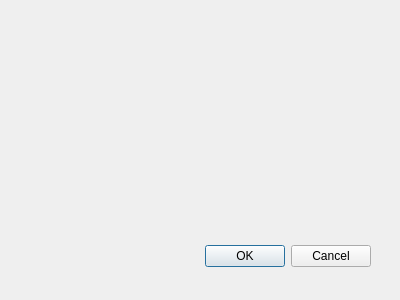
First picture: the form in OSM_PT_routing_dialog_base.ui, repository skagejj/osm_pt_routing, before the edit.
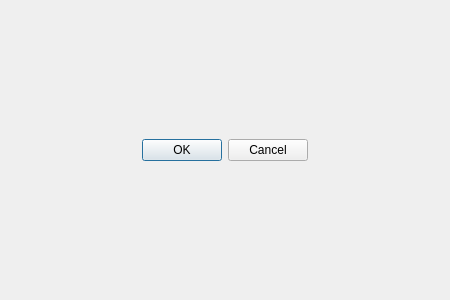
Second picture: the form after the edit.

What changed in the file:
```diff
--- a/OSM_PT_routing_dialog_base.ui
+++ b/OSM_PT_routing_dialog_base.ui
@@ -1,33 +1,44 @@
 <ui version="4.0" >
  <class>OSMroutingPTDialogBase</class>
- <widget class="QDialog" name="OSMroutingPTDialogBase" >
-  <property name="geometry" >
+ <widget class="QDialog" name="OSMroutingPTDialogBase">
+  <property name="geometry">
    <rect>
     <x>0</x>
     <y>0</y>
-    <width>400</width>
+    <width>450</width>
     <height>300</height>
    </rect>
   </property>
-  <property name="windowTitle" >
+  <property name="minimumSize">
+   <size>
+    <width>450</width>
+    <height>300</height>
+   </size>
+  </property>
+  <property name="maximumSize">
+   <size>
+    <width>1000</width>
+    <height>600</height>
+   </size>
+  </property>
+  <property name="windowTitle">
    <string>Ruting OSM Public Transport</string>
   </property>
-  <widget class="QDialogButtonBox" name="button_box" >
-   <property name="geometry" >
-    <rect>
-     <x>30</x>
-     <y>240</y>
-     <width>341</width>
-     <height>32</height>
-    </rect>
-   </property>
-   <property name="orientation" >
-    <enum>Qt::Horizontal</enum>
-   </property>
-   <property name="standardButtons" >
-    <set>QDialogButtonBox::Cancel|QDialogButtonBox::Ok</set>
-   </property>
-  </widget>
+  <layout class="QGridLayout" name="gridLayout">
+   <item row="0" column="0">
+    <widget class="QDialogButtonBox" name="button_box">
+     <property name="orientation">
+      <enum>Qt::Horizontal</enum>
+     </property>
+     <property name="standardButtons">
+      <set>QDialogButtonBox::Cancel|QDialogButtonBox::Ok</set>
+     </property>
+     <property name="centerButtons">
+      <bool>true</bool>
+     </property>
+    </widget>
+   </item>
+  </layout>
  </widget>
  <resources/>
  <connections>
```
Left out of the diff: 27 changed lines with no effect on the pictures.
